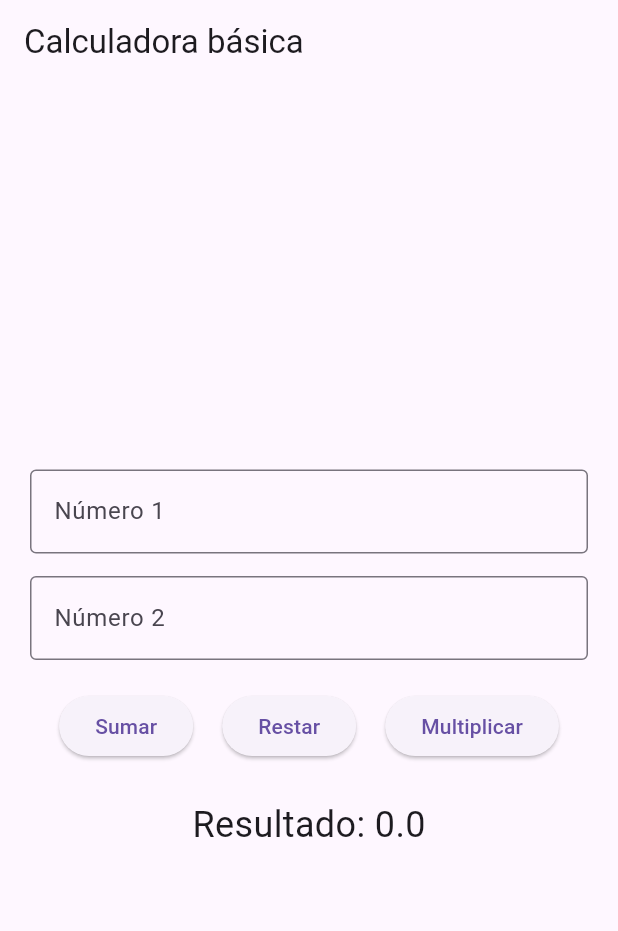
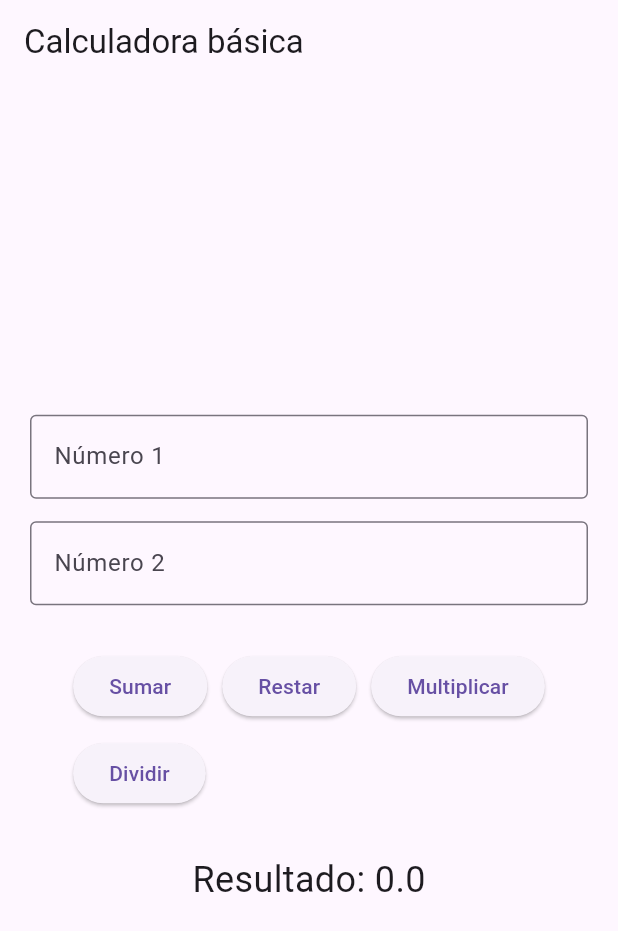
Before and after one commit to St-Alejo/tarea1_flutter, a Flutter app: the screen it shows after launch, on a phone screen of 412 x 824 dp. Shown: the top 931 px of the screen. Run offline on Flutter 3.47's test engine with Material 3 defaults, Android fonts, the phone set to English and light mode, and no system bars.

Commit message:
agregando la operacion de dividir y multiplicar y cambiando la alineacion de los botones pasando de raw a wrap

```diff
--- a/lib/main.dart
+++ b/lib/main.dart
@@ -64,7 +64,17 @@ class _CalculadoraPageState extends State<CalculadoraPage> {
       });
     }
   }
+  void dividir() {
+    final n1 = double.tryParse(numero1Controller.text);
+    final n2 = double.tryParse(numero2Controller.text);
 
+    if (n1 != null && n2 != null){
+      setState(() {
+        resultado = n1 / n2;
+      });
+    }
+
+  }
 
   @override
   Widget build(BuildContext context) {
@@ -97,11 +107,12 @@ class _CalculadoraPageState extends State<CalculadoraPage> {
                 border: OutlineInputBorder(),
               ),
             ),
-            const SizedBox(height: 20),
+            const SizedBox(height: 30),
 
             // Botones
-            Row(
-              mainAxisAlignment: MainAxisAlignment.spaceEvenly,
+            Wrap(
+              spacing: 10,
+              runSpacing: 10,
               children: [
                 ElevatedButton(
                   onPressed: sumar,
@@ -113,10 +124,14 @@ class _CalculadoraPageState extends State<CalculadoraPage> {
                 ),
                 ElevatedButton(
                     onPressed: multiplicar,
-                    child: const Text("Multiplicar"))
+                    child: const Text("Multiplicar")
+                ),
+                ElevatedButton(
+                    onPressed: dividir,
+                    child: const Text("Dividir"))
               ],
             ),
-            const SizedBox(height: 25),
+            const SizedBox(height: 30),
 
             // Resultado en pantalla
             Text(
```
